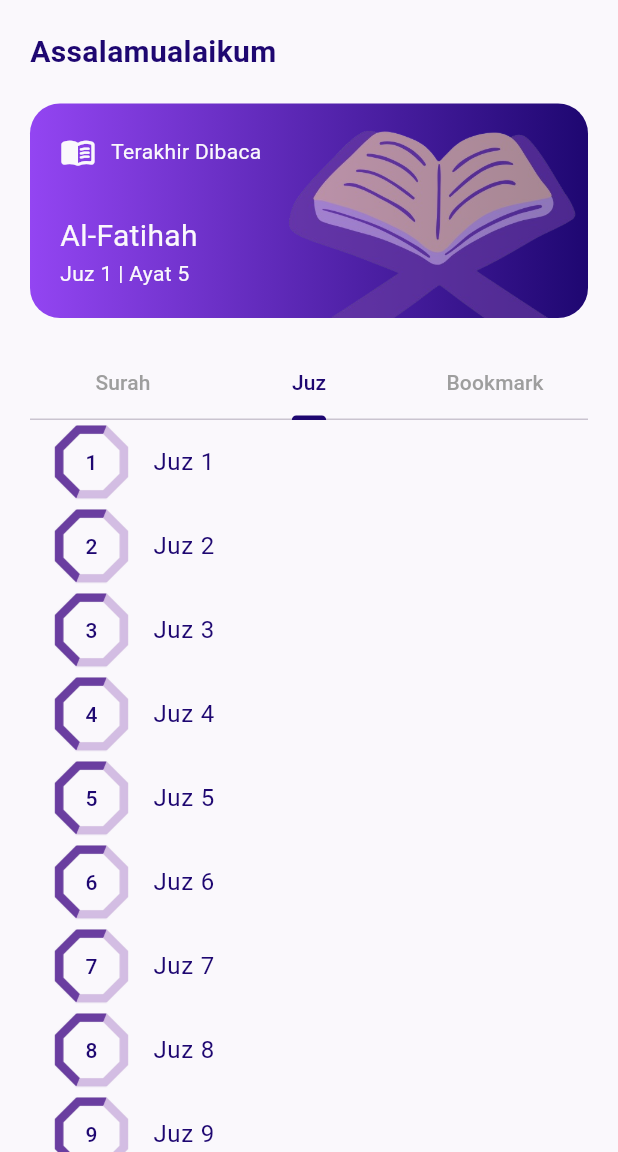
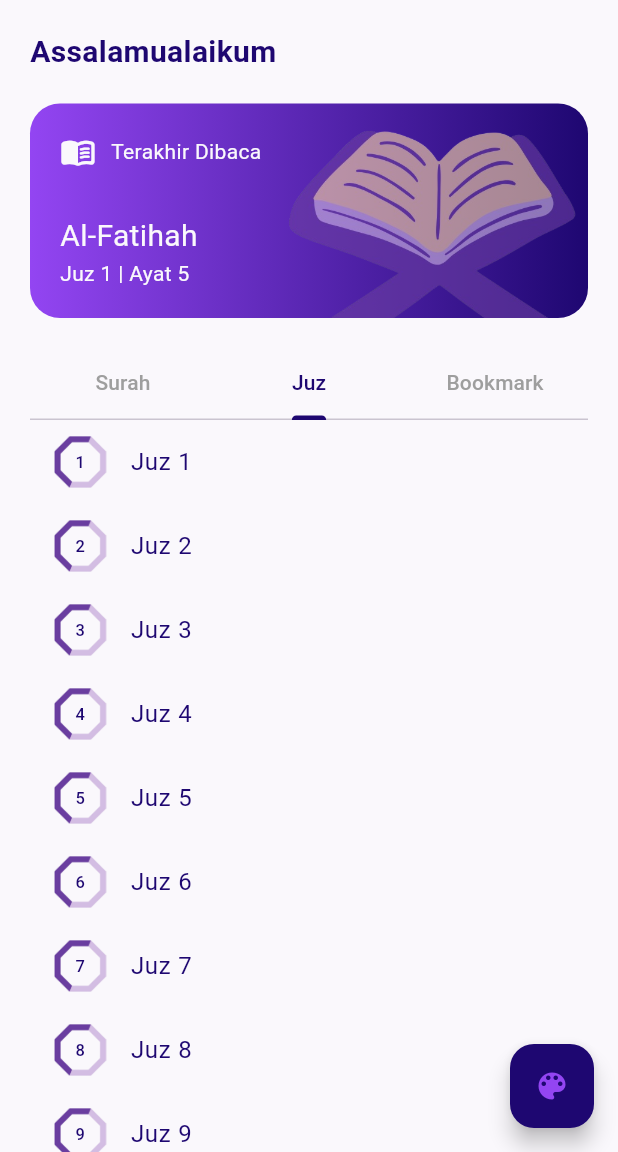
Before and after one commit to pendragonnn/Quran-App-Flutter, a Flutter app: the HomeView screen opened by its route, tab 2 chosen, on a phone screen of 412 x 824 dp, the part 84-1236 px from its top. Run offline on Flutter 3.47's test engine with Material 3 defaults, Android fonts, the phone set to English and light mode, and no system bars; our stand-ins replace get, lottie; network calls fail.

Commit message:
feat: [view] add change color theme button

```diff
--- a/lib/app/constant/color.dart
+++ b/lib/app/constant/color.dart
@@ -9,6 +9,8 @@ const appOrange = Color(0xFFE6704A);
 
 ThemeData themeLight = ThemeData(
   brightness: Brightness.light,
+  floatingActionButtonTheme:
+      FloatingActionButtonThemeData(backgroundColor: appPurpleDark),
   primaryColor: appPurple,
   scaffoldBackgroundColor: appWhite,
   appBarTheme: AppBarTheme(
@@ -19,10 +21,14 @@ ThemeData themeLight = ThemeData(
     bodyMedium: TextStyle(color: appPurpleDark),
     bodySmall: TextStyle(color: appPurpleDark),
   ),
+  listTileTheme: ListTileThemeData(textColor: appPurpleDark),
+  tabBarTheme: TabBarTheme(labelColor: appPurpleDark),
 );
 
 ThemeData themeDark = ThemeData(
   brightness: Brightness.dark,
+  floatingActionButtonTheme:
+      FloatingActionButtonThemeData(backgroundColor: appWhite),
   primaryColor: appPurpleLight2,
   scaffoldBackgroundColor: appPurpleDark,
   appBarTheme: AppBarTheme(
@@ -33,4 +39,6 @@ ThemeData themeDark = ThemeData(
     bodyMedium: TextStyle(color: appWhite),
     bodySmall: TextStyle(color: appWhite),
   ),
+  listTileTheme: ListTileThemeData(textColor: appWhite),
+  tabBarTheme: TabBarTheme(labelColor: appWhite),
 );
--- a/lib/app/modules/home/controllers/home_controller.dart
+++ b/lib/app/modules/home/controllers/home_controller.dart
@@ -5,6 +5,8 @@ import 'package:http/http.dart' as http;
 import 'package:quran_app/app/data/models/Surah.dart';
 
 class HomeController extends GetxController {
+  RxBool isDark = false.obs;
+
   Future<List<Surah>> getAllSurah() async {
     Uri url = Uri.parse("https://api.quran.gading.dev/surah/");
     var res = await http.get(url);
--- a/lib/app/modules/home/views/home_view.dart
+++ b/lib/app/modules/home/views/home_view.dart
@@ -11,6 +11,9 @@ class HomeView extends GetView<HomeController> {
   const HomeView({super.key});
   @override
   Widget build(BuildContext context) {
+    if (Get.isDarkMode) {
+      controller.isDark.value = true;
+    }
     return Scaffold(
       appBar: AppBar(
         title: const Text(
@@ -128,7 +131,6 @@ class HomeView extends GetView<HomeController> {
               ),
               TabBar(
                 indicatorColor: appPurpleDark,
-                labelColor: Get.isDarkMode ? appWhite : appPurpleDark,
                 unselectedLabelColor: Colors.grey,
                 tabs: [
                   Tab(text: "Surah"),
@@ -177,28 +179,21 @@ class HomeView extends GetView<HomeController> {
                                     "${surah.number}",
                                     style: TextStyle(
                                       fontSize: 14,
-                                      color: Get.isDarkMode
-                                          ? appWhite
-                                          : appPurpleDark,
                                     ),
                                   ),
                                 ),
                               ),
                               title: Text(
                                 surah.name.transliteration.id,
+                              ),
+                              subtitle: Text(
+                                "${surah.numberOfVerses} Ayat | ${surah.revelation.id}",
                                 style: TextStyle(
-                                  color:
-                                      Get.isDarkMode ? appWhite : appPurpleDark,
+                                  color: Colors.grey[500],
                                 ),
                               ),
-                              subtitle: Text(
-                                  "${surah.numberOfVerses} Ayat | ${surah.revelation.id}"),
                               trailing: Text(
                                 surah.name.short,
-                                style: TextStyle(
-                                  color:
-                                      Get.isDarkMode ? appWhite : appPurpleDark,
-                                ),
                               ),
                             );
                           },
@@ -211,8 +206,8 @@ class HomeView extends GetView<HomeController> {
                         return ListTile(
                           onTap: () {},
                           leading: Container(
-                            height: 50,
-                            width: 50,
+                            height: 35,
+                            width: 35,
                             decoration: BoxDecoration(
                               image: DecorationImage(
                                 image: AssetImage("assets/images/list.png"),
@@ -221,19 +216,11 @@ class HomeView extends GetView<HomeController> {
                             child: Center(
                               child: Text(
                                 "${index + 1}",
-                                style: TextStyle(
-                                  fontSize: 14,
-                                  color:
-                                      Get.isDarkMode ? appWhite : appPurpleDark,
-                                ),
                               ),
                             ),
                           ),
                           title: Text(
                             "Juz ${index + 1}",
-                            style: TextStyle(
-                              color: Get.isDarkMode ? appWhite : appPurpleDark,
-                            ),
                           ),
                         );
                       },
@@ -248,6 +235,17 @@ class HomeView extends GetView<HomeController> {
           ),
         ),
       ),
+      floatingActionButton: FloatingActionButton(
+        onPressed: () {
+          Get.isDarkMode
+              ? Get.changeTheme(themeLight)
+              : Get.changeTheme(themeDark);
+        },
+        child: Icon(
+          Icons.color_lens,
+          color: appPurpleLight1,
+        ),
+      ),
     );
   }
 }
--- a/lib/main.dart
+++ b/lib/main.dart
@@ -12,7 +12,7 @@ void main() {
       theme: themeLight,
       darkTheme: themeDark,
       title: "Application",
-      initialRoute: Routes.HOME,
+      initialRoute: Routes.INTRODUCTION,
       getPages: AppPages.routes,
     ),
   );
```
